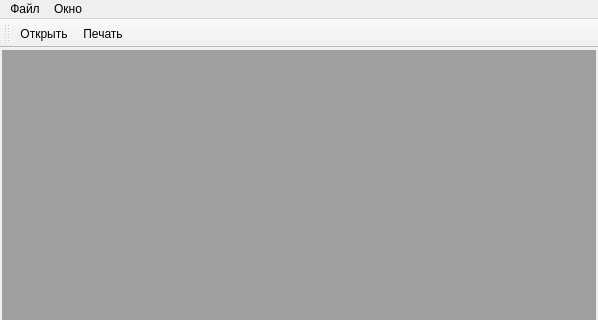
Above: mainwindow.ui from Jaskievich/Jaskevich before the change; both pictures show x 0 to 598 and y 0 to 320 of the 598 by 485 pixel window. Below: the same form after it.
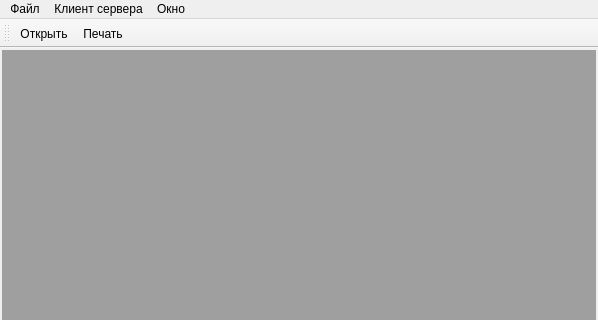
That is the form after the change. Icons and pictures are not drawn.

What changed in the file:
```diff
--- a/mainwindow.ui
+++ b/mainwindow.ui
@@ -74,7 +74,7 @@
      <x>0</x>
      <y>0</y>
      <width>598</width>
-     <height>17</height>
+     <height>21</height>
     </rect>
    </property>
    <widget class="QMenu" name="menu">
@@ -91,7 +91,15 @@
     <addaction name="action_cascad"/>
     <addaction name="action_mozaika"/>
    </widget>
+   <widget class="QMenu" name="menu_3">
+    <property name="title">
+     <string>Клиент сервера</string>
+    </property>
+    <addaction name="action_connect"/>
+    <addaction name="action_3"/>
+   </widget>
    <addaction name="menu"/>
+   <addaction name="menu_3"/>
    <addaction name="menu_2"/>
   </widget>
   <widget class="QToolBar" name="mainToolBar">
```
Left out of the diff: 10 changed lines with no effect on the pictures.
